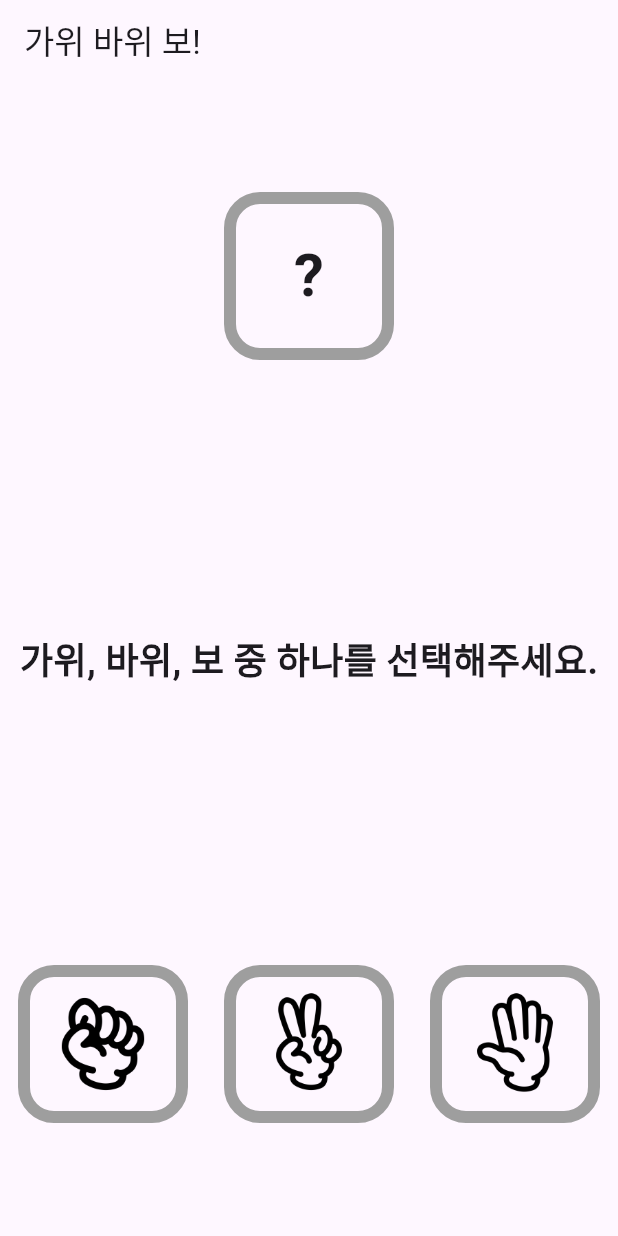
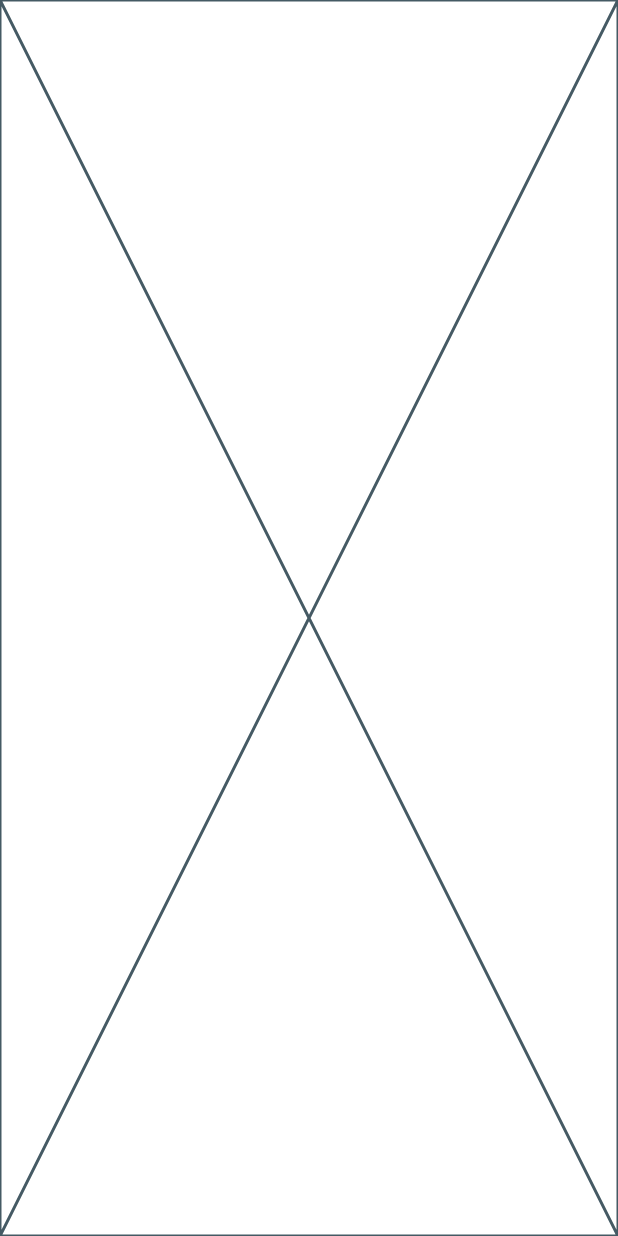
Before and after one commit to HiddenEvent/first_app, a Flutter app: the screen it shows after launch, on a phone screen of 412 x 824 dp. Run offline on Flutter 3.47's test engine with Material 3 defaults, Android fonts, the phone set to English and light mode, and no system bars.

```diff
--- a/lib/game/enum.dart
+++ /dev/null
@@ -1,18 +0,0 @@
-const assetPath = 'assets/images';
-
-enum InputType {
-  rock,
-  scissors,
-  paper;
-
-  String get path => '$assetPath/$name.png';
-}
-
-enum GameResultType {
-  playerWin('Player 승리'),
-  draw('무승부'),
-  cpuWin('Player 패배');
-
-  final String displayString;
-  const GameResultType(this.displayString);
-}
--- a/lib/game/game_body.dart
+++ /dev/null
@@ -1,84 +0,0 @@
-import 'dart:math';
-
-import 'package:first_app/game/enum.dart';
-import 'package:first_app/game/widget/cpu_input.dart';
-import 'package:first_app/game/widget/game_result.dart';
-import 'package:first_app/game/widget/user_input.dart';
-import 'package:flutter/material.dart';
-
-class GameBody extends StatefulWidget {
-  const GameBody({super.key});
-
-  @override
-  State<GameBody> createState() => _GameBodyState();
-}
-
-class _GameBodyState extends State<GameBody> {
-  late bool isDone;
-  InputType? _userInput;
-  late InputType _cpuInput;
-
-  @override
-  void initState() {
-    super.initState();
-    isDone = false;
-    setCpuInput();
-  }
-
-  @override
-  Widget build(BuildContext context) {
-    return Column(
-      children: [
-        Expanded(child: CpuInput(isDone: isDone, cpuInput: _cpuInput)),
-        Expanded(child: GameResult(isDone: isDone, result: getResult(), callBack: reset)),
-        Expanded(child: UserInput(isDone: isDone, callback: setUserInput, userInput: _userInput)),
-      ],
-    );
-  }
-
-  void setUserInput(InputType userInput) {
-    setState(() {
-      isDone = true;
-      _userInput = userInput;
-    });
-  }
-
-  void setCpuInput() {
-    final random = Random();
-    _cpuInput = InputType.values[random.nextInt(3)];
-  }
-
-  GameResultType? getResult() {
-    if (_userInput == null) return null;
-    switch (_userInput!) {
-      case InputType.rock:
-        return _cpuInput == InputType.scissors
-            ? GameResultType.playerWin
-            : _cpuInput == InputType.rock
-                ? GameResultType.draw
-                : GameResultType.cpuWin;
-
-      case InputType.scissors:
-        return _cpuInput == InputType.paper
-            ? GameResultType.playerWin
-            : _cpuInput == InputType.scissors
-                ? GameResultType.draw
-                : GameResultType.cpuWin;
-
-      case InputType.paper:
-        return _cpuInput == InputType.rock
-            ? GameResultType.playerWin
-            : _cpuInput == InputType.paper
-                ? GameResultType.draw
-                : GameResultType.cpuWin;
-    }
-  }
-
-  void reset() {
-    setState(() {
-      isDone = false;
-      _userInput = null;
-      setCpuInput();
-    });
-  }
-}
--- a/lib/game/widget/cpu_input.dart
+++ /dev/null
@@ -1,36 +0,0 @@
-import 'package:first_app/game/enum.dart';
-import 'package:first_app/game/widget/input_card.dart';
-import 'package:flutter/material.dart';
-
-class CpuInput extends StatelessWidget {
-  final bool isDone;
-  final InputType cpuInput;
-  const CpuInput({super.key, required this.isDone, required this.cpuInput});
-
-  @override
-  Widget build(BuildContext context) {
-    return Row(
-      children: [
-        const Expanded(child: SizedBox.shrink()),
-        InputCard(child: getCpuInput()),
-        const Expanded(child: SizedBox.shrink()),
-      ],
-    );
-  }
-
-  Widget getCpuInput() {
-    if (isDone) {
-      return Image.asset(cpuInput.path);
-    }
-    return const SizedBox(
-      width: 80,
-      height: 80,
-      child: Center(
-        child: Text(
-          '?',
-          style: TextStyle(fontSize: 40, fontWeight: FontWeight.bold),
-        ),
-      ),
-    );
-  }
-}
--- a/lib/game/widget/game_result.dart
+++ /dev/null
@@ -1,33 +0,0 @@
-import 'package:first_app/game/enum.dart';
-import 'package:flutter/material.dart';
-
-class GameResult extends StatelessWidget {
-  final bool isDone;
-  final GameResultType? result;
-  final VoidCallback callBack;
-
-  const GameResult({super.key, required this.isDone, this.result, required this.callBack});
-
-  @override
-  Widget build(BuildContext context) {
-    if (isDone) {
-      return Column(
-        mainAxisAlignment: MainAxisAlignment.center,
-        children: [
-          Text(result!.displayString, style: const TextStyle(fontSize: 24, fontWeight: FontWeight.bold)),
-          const SizedBox(height: 8),
-          TextButton(
-            onPressed: () => callBack.call(),
-            child: const Text('다시하기', style: TextStyle(fontSize: 24, fontWeight: FontWeight.bold)),
-          ),
-        ],
-      );
-    }
-    return const Center(
-      child: Text(
-        '가위, 바위, 보 중 하나를 선택해주세요.',
-        style: TextStyle(fontSize: 24, fontWeight: FontWeight.bold),
-      ),
-    );
-  }
-}
--- a/lib/game/widget/input_card.dart
+++ /dev/null
@@ -1,40 +0,0 @@
-import 'package:flutter/material.dart';
-
-class InputCard extends StatelessWidget {
-  final Widget child;
-  final VoidCallback? callback;
-  const InputCard({
-    super.key,
-    required this.child,
-    this.callback,
-  });
-
-  @override
-  Widget build(BuildContext context) {
-    return Expanded(
-      child: InkWell(onTap: () => callback?.call(), child: InputContents(child: child)),
-    );
-  }
-}
-
-class InputContents extends StatelessWidget {
-  const InputContents({
-    super.key,
-    required this.child,
-  });
-
-  final Widget child;
-
-  @override
-  Widget build(BuildContext context) {
-    return Container(
-      margin: const EdgeInsets.symmetric(horizontal: 12, vertical: 8),
-      padding: const EdgeInsets.symmetric(horizontal: 12, vertical: 8),
-      decoration: BoxDecoration(
-        borderRadius: BorderRadius.circular(24),
-        border: Border.all(color: Colors.grey, width: 8),
-      ),
-      child: child,
-    );
-  }
-}
--- a/lib/game/widget/user_input.dart
+++ /dev/null
@@ -1,35 +0,0 @@
-import 'package:first_app/game/enum.dart';
-import 'package:first_app/game/widget/input_card.dart';
-import 'package:flutter/material.dart';
-
-class UserInput extends StatelessWidget {
-  final bool isDone;
-  final InputType? userInput;
-  final Function(InputType) callback;
-  const UserInput({super.key, required this.isDone, required this.userInput, required this.callback});
-
-  @override
-  Widget build(BuildContext context) {
-    if (isDone) {
-      return Row(
-        children: [
-          Expanded(child: SizedBox.shrink()),
-          InputCard(child: Image.asset(userInput!.path)),
-          Expanded(child: SizedBox.shrink()),
-        ],
-      );
-    }
-    return Row(
-      children: _getInputs(callback),
-    );
-  }
-
-  List<Widget> _getInputs(Function(InputType) callback) {
-    return InputType.values
-        .map((type) => InputCard(
-              child: Image.asset(type.path),
-              callback: () => callback.call(type),
-            ))
-        .toList();
-  }
-}
--- a/lib/main.dart
+++ b/lib/main.dart
@@ -1,25 +1,25 @@
-import 'package:first_app/game/game_body.dart';
 import 'package:flutter/material.dart';
 
-const assetImagePath = 'assets/images/';
-const bannerImage = '${assetImagePath}illustrator-basic-20-overview.webp';
-
 void main() {
-  runApp(const RSPApp());
+  runApp(const InstaCloneApp());
 }
 
-class RSPApp extends StatelessWidget {
-  const RSPApp({super.key});
+class InstaCloneApp extends StatelessWidget {
+  const InstaCloneApp({super.key});
 
   @override
   Widget build(BuildContext context) {
     return MaterialApp(
-      home: Scaffold(
-        appBar: AppBar(
-          title: const Text('가위 바위 보!'),
-        ),
-        body: const GameBody(),
-      ),
+      home: InstaCloneHome(),
     );
   }
 }
+
+class InstaCloneHome extends StatelessWidget {
+  const InstaCloneHome({super.key});
+
+  @override
+  Widget build(BuildContext context) {
+    return const Placeholder();
+  }
+}
--- a/lib/screen/new_page.dart
+++ /dev/null
@@ -1,55 +0,0 @@
-import 'package:flutter/material.dart';
-import 'package:go_router/go_router.dart';
-
-class NewPage extends StatelessWidget {
-  const NewPage({super.key});
-
-  @override
-  Widget build(BuildContext context) {
-    return Scaffold(
-      appBar: AppBar(title: const Text('Welcome New Page')),
-      body: Center(
-        child: Column(
-          mainAxisAlignment: MainAxisAlignment.center,
-          children: [
-            TextButton(
-              child: const Text('Go to Back'),
-              onPressed: () => context.pop(),
-            ),
-            TextButton(
-              child: Text('Go to New Page2'),
-              onPressed: () => context.pushNamed('new2'),
-            )
-          ],
-        ),
-      ),
-    );
-  }
-}
-
-class NewPage2 extends StatelessWidget {
-  const NewPage2({super.key});
-
-  @override
-  Widget build(BuildContext context) {
-    return Scaffold(
-      appBar: AppBar(title: const Text('Welcome New Page2')),
-      body: Center(
-        child: Column(
-          mainAxisAlignment: MainAxisAlignment.center,
-          mainAxisSize: MainAxisSize.min,
-          children: [
-            TextButton(
-              child: Text('Go to Back'),
-              onPressed: () => context.pop(),
-            ),
-            TextButton(
-              child: Text('Go to Home'),
-              onPressed: () => context.goNamed('home'),
-            ),
-          ],
-        ),
-      ),
-    );
-  }
-}
--- a/lib/style/theme.dart
+++ /dev/null
@@ -1,9 +0,0 @@
-import 'package:flutter/material.dart';
-
-final customTheme = ThemeData(
-  colorScheme: ColorScheme.fromSeed(seedColor: Colors.indigo),
-  textTheme: const TextTheme(
-    bodyMedium: TextStyle(fontWeight: FontWeight.normal, fontSize: 30, color: Colors.black),
-  ),
-  useMaterial3: false,
-);
```
Also changed, not shown: assets/images/illustrator-basic-20-overview.webp (deleted), assets/images/paper.png (deleted), assets/images/rock.png (deleted), assets/images/scissors.png (deleted).
